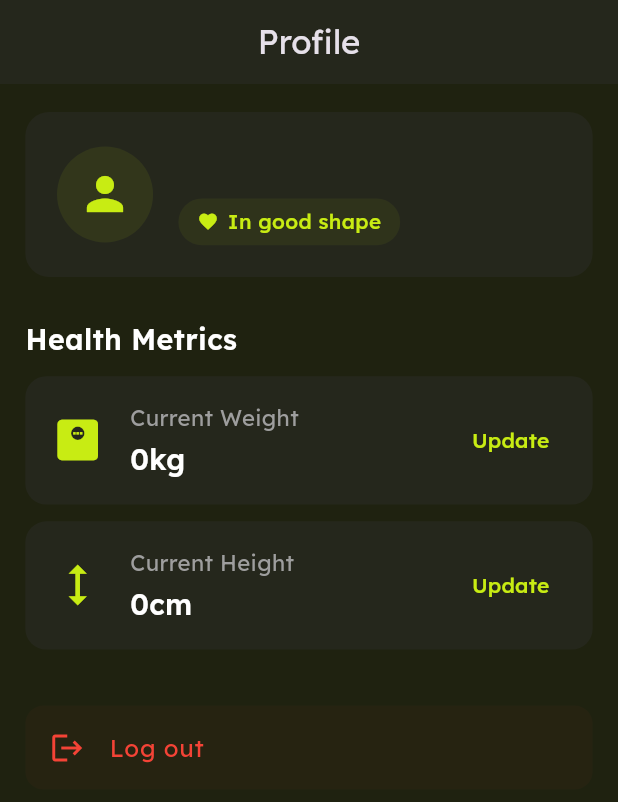
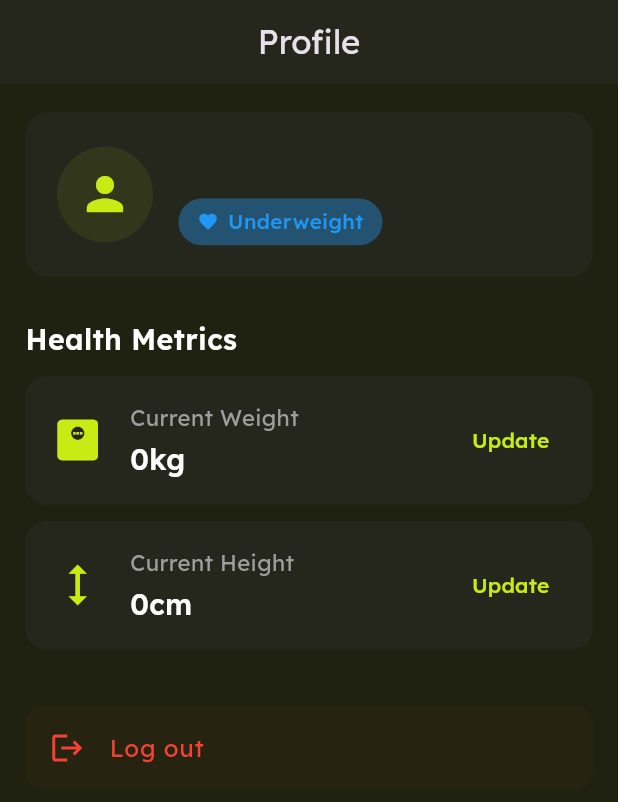
Before and after one commit to Amin-Thoufeeque/fitthread, a Flutter app: the ProfileScreen screen opened directly, on a phone screen of 412 x 824 dp. Shown: the top 802 px of the screen. Run offline on Flutter 3.47's test engine with Material 3 defaults, Android fonts, the phone set to English and light mode, and no system bars; our stand-ins replace bloc, dartz, dio, flutter_bloc, flutter_screenutil, flutter_slidable and 8 more; accounts and stored records are empty.

Commit message:
App almost completed

```diff
--- a/lib/Presentation/ProfileScreen/profile_screen.dart
+++ b/lib/Presentation/ProfileScreen/profile_screen.dart
@@ -25,7 +25,9 @@ class ProfileScreen extends StatelessWidget {
       ),
       body: SingleChildScrollView(
         padding: EdgeInsets.symmetric(horizontal: 16.w, vertical: 20.h),
-        child: Column(
+        child: BlocBuilder<UserBloc, UserState>(
+          builder: (context, state) {
+            return Column(
               crossAxisAlignment: CrossAxisAlignment.start,
               children: [
                 Container(
@@ -64,7 +66,7 @@ class ProfileScreen extends StatelessWidget {
                                 vertical: 6.h,
                               ),
                               decoration: BoxDecoration(
-                            color: AppColors.accentGreen.withAlpha(15),
+                                color: bmiColor(state.user.bmi).withAlpha(100),
                                 borderRadius: BorderRadius.circular(20),
                               ),
                               child: Row(
@@ -73,15 +75,17 @@ class ProfileScreen extends StatelessWidget {
                                   Icon(
                                     Icons.favorite,
                                     size: 14,
-                                color: AppColors.accentGreen,
+                                    color: bmiColor(state.user.bmi),
                                   ),
                                   SizedBox(width: 6.w),
                                   Text(
-                                'In good shape',
+                                    healthStatus(state.user.bmi),
                                     style: TextStyle(
                                       fontSize: 13.sp,
                                       fontWeight: FontWeight.w500,
-                                  color: AppColors.accentGreen,
+                                      color: bmiColor(
+                                        context.read<UserBloc>().state.user.bmi,
+                                      ),
                                     ),
                                   ),
                                 ],
@@ -98,14 +102,17 @@ class ProfileScreen extends StatelessWidget {
 
                 Text(
                   'Health Metrics',
-              style: TextStyle(fontSize: 18.sp, fontWeight: FontWeight.w600),
+                  style: TextStyle(
+                    fontSize: 18.sp,
+                    fontWeight: FontWeight.w600,
+                  ),
                 ),
                 SizedBox(height: 12.h),
 
                 MetricCard(
                   icon: Icons.monitor_weight,
                   title: 'Current Weight',
-              value: '${context.read<UserBloc>().state.user.weightKg}kg',
+                  value: '${state.user.weightKg}kg',
                   onUpdate: () {
                     Navigator.push(
                       context,
@@ -121,7 +128,7 @@ class ProfileScreen extends StatelessWidget {
                 MetricCard(
                   icon: Icons.height,
                   title: 'Current Height',
-              value: '${context.read<UserBloc>().state.user.heightCm}cm',
+                  value: '${state.user.heightCm}cm',
                   onUpdate: () {
                     Navigator.push(
                       context,
@@ -155,8 +162,34 @@ class ProfileScreen extends StatelessWidget {
                   ),
                 ),
               ],
+            );
+          },
         ),
       ),
     );
   }
+
+  String healthStatus(int bmi) {
+    if (bmi < 18.5) {
+      return 'Underweight';
+    } else if (bmi < 25) {
+      return 'Normal weight';
+    } else if (bmi < 30) {
+      return 'Overweight';
+    } else {
+      return 'Obese';
     }
+  }
+
+  Color bmiColor(int bmi) {
+    if (bmi < 18.5) {
+      return Colors.blue;
+    } else if (bmi < 25) {
+      return AppColors.accentGreen;
+    } else if (bmi < 30) {
+      return Colors.orange;
+    } else {
+      return Colors.red;
+    }
+  }
+}
```
Also changed, not shown: lib/Presentation/Workout Screen/submit_workout_screen.dart (+91 -50 lines), lib/Presentation/Workout Screen/workout_detail_screen.dart (+7 -4 lines). Lines whose indentation alone changed are shown as unchanged.
